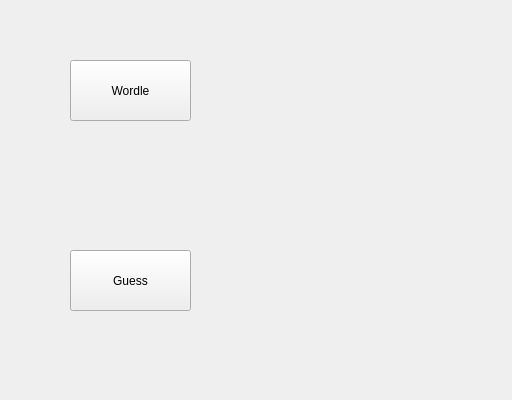
This is WordLite/gamewidget.ui in Staaaaaaaaar/WordHub as Qt 5 draws it before an edit. The edited form follows.
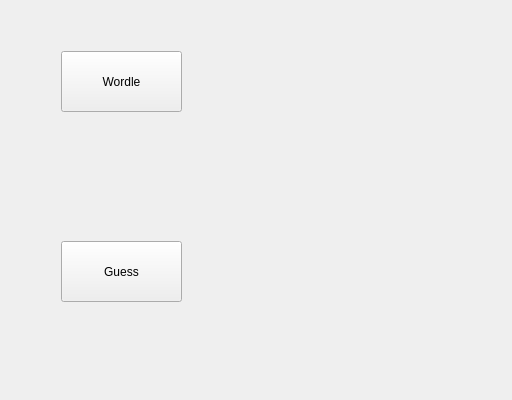
This is the edited form.

```diff
--- a/WordLite/gamewidget.ui
+++ b/WordLite/gamewidget.ui
@@ -13,15 +13,9 @@
   <property name="windowTitle">
    <string>Form</string>
   </property>
+  <layout class="QGridLayout" name="gridLayout">
+   <item row="0" column="0">
   <widget class="QStackedWidget" name="stackedWidget">
-   <property name="geometry">
-    <rect>
-     <x>20</x>
-     <y>20</y>
-     <width>471</width>
-     <height>371</height>
-    </rect>
-   </property>
    <property name="currentIndex">
     <number>0</number>
    </property>
@@ -82,6 +76,8 @@
     </widget>
    </widget>
   </widget>
+   </item>
+  </layout>
  </widget>
  <resources/>
  <connections/>
```
Lines whose indentation alone changed are shown as unchanged.
